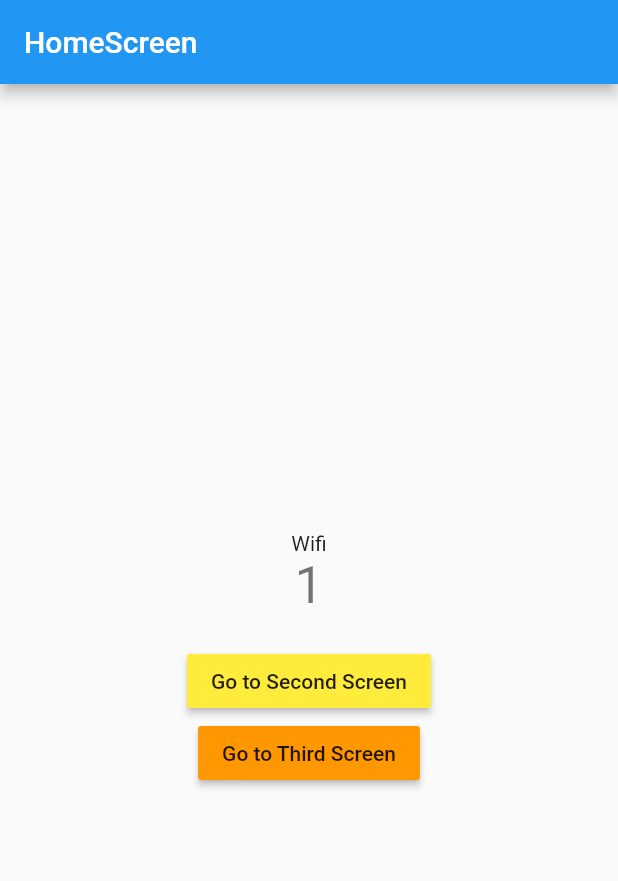
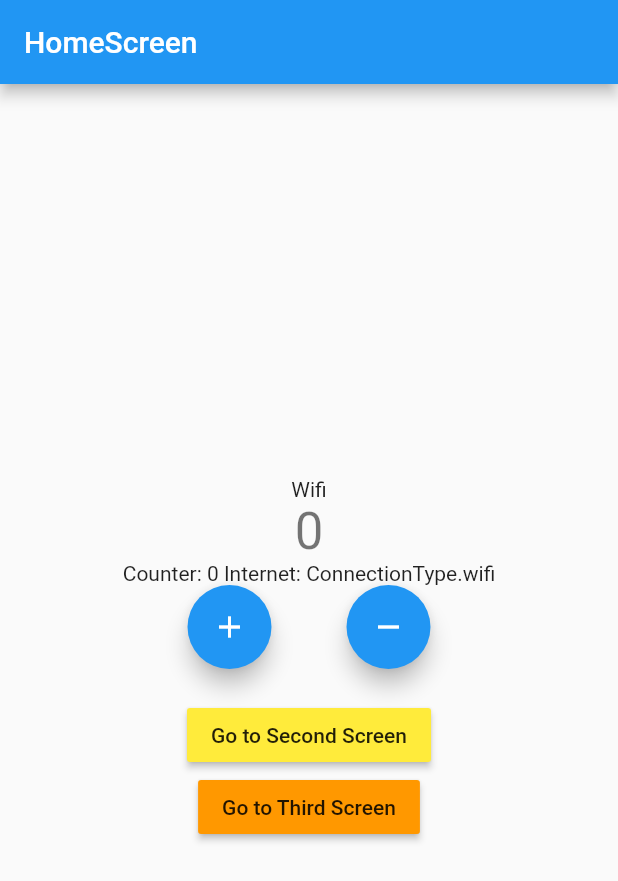
Before and after one commit to AbdulWahab1539/bloc_counter, a Flutter app: the screen it shows after launch, on a phone screen of 412 x 824 dp. Shown: the top 881 px of the screen. Run offline on Flutter 3.47's test engine with Material 2 defaults, Android fonts, the phone set to English and light mode, and no system bars; our stand-ins replace connectivity_plus, equatable, flutter_bloc.

```diff
--- a/lib/presentation/screen/home_screen.dart
+++ b/lib/presentation/screen/home_screen.dart
@@ -22,22 +22,7 @@ class HomeScreen extends StatefulWidget {
 class _HomeScreenState extends State<HomeScreen> {
   @override
   Widget build(BuildContext context) {
-    return BlocListener<InternetCubit, InternetState>(
-      listener: (context, state) {
-        if (state is InternetConnected &&
-            state.connectionType == ConnectionType.wifi) {
-          context.read<CounterCubit>().increment();
-          // return const Text('Wifi');
-        } else if (state is InternetConnected &&
-            state.connectionType == ConnectionType.mobileData) {
-          context.read<CounterCubit>().decrement();
-          // return const Text('Mobile Data');
-        } else if (state is InternetDisonnected) {
-          // return const Text('Disconnected');
-        }
-        // return const CircularProgressIndicator();
-      },
-      child: Scaffold(
+    return Scaffold(
       appBar: AppBar(
         // foregroundColor: widget.color,
         title: Text(widget.title),
@@ -79,29 +64,46 @@ class _HomeScreenState extends State<HomeScreen> {
                 );
               },
             ),
-              // Row(
-              //   mainAxisAlignment: MainAxisAlignment.center,
-              //   children: [
-              //     FloatingActionButton(
-              //       onPressed: () {
-              //         BlocProvider.of<CounterCubit>(context).increment();
-              //         // context.bloc<CounterCubit>().increment();
-              //       },
-              //       tooltip: 'Increment',
-              //       child: const Icon(Icons.add),
-              //     ),
-              //     const SizedBox(
-              //       width: 10,
-              //     ),
-              //     FloatingActionButton(
-              //       onPressed: () {
-              //         BlocProvider.of<CounterCubit>(context).decrement();
-              //       },
-              //       tooltip: 'Decrement',
-              //       child: const Icon(Icons.remove),
-              //     ),
-              //   ],
-              // ),
+            Builder(builder: (context) {
+              final internetState = context.watch<InternetCubit>().state;
+              final counterState = context.watch<CounterCubit>().state;
+
+              if (internetState is InternetConnected &&
+                  internetState.connectionType == ConnectionType.wifi) {
+                return Text(
+                    'Counter: ${counterState.counterValue} Internet: ${internetState.connectionType}');
+              } else if (internetState is InternetConnected &&
+                  internetState.connectionType == ConnectionType.mobileData) {
+                return Text(
+                    'Counter: ${counterState.counterValue} Internet: ${internetState.connectionType}');
+              } else {
+                return Text(
+                    'Counter: ${counterState.counterValue} Internet: Disconnected');
+              }
+            }),
+            Row(
+              mainAxisAlignment: MainAxisAlignment.center,
+              children: [
+                FloatingActionButton(
+                  onPressed: () {
+                    BlocProvider.of<CounterCubit>(context).increment();
+                    // context.bloc<CounterCubit>().increment();
+                  },
+                  tooltip: 'Increment',
+                  child: const Icon(Icons.add),
+                ),
+                const SizedBox(
+                  width: 50,
+                ),
+                FloatingActionButton(
+                  onPressed: () {
+                    BlocProvider.of<CounterCubit>(context).decrement();
+                  },
+                  tooltip: 'Decrement',
+                  child: const Icon(Icons.remove),
+                ),
+              ],
+            ),
             const SizedBox(
               height: 20,
             ),
@@ -134,7 +136,6 @@ class _HomeScreenState extends State<HomeScreen> {
           ],
         ),
       ),
-      ),
     );
   }
 }
```
Lines whose indentation alone changed are shown as unchanged.
